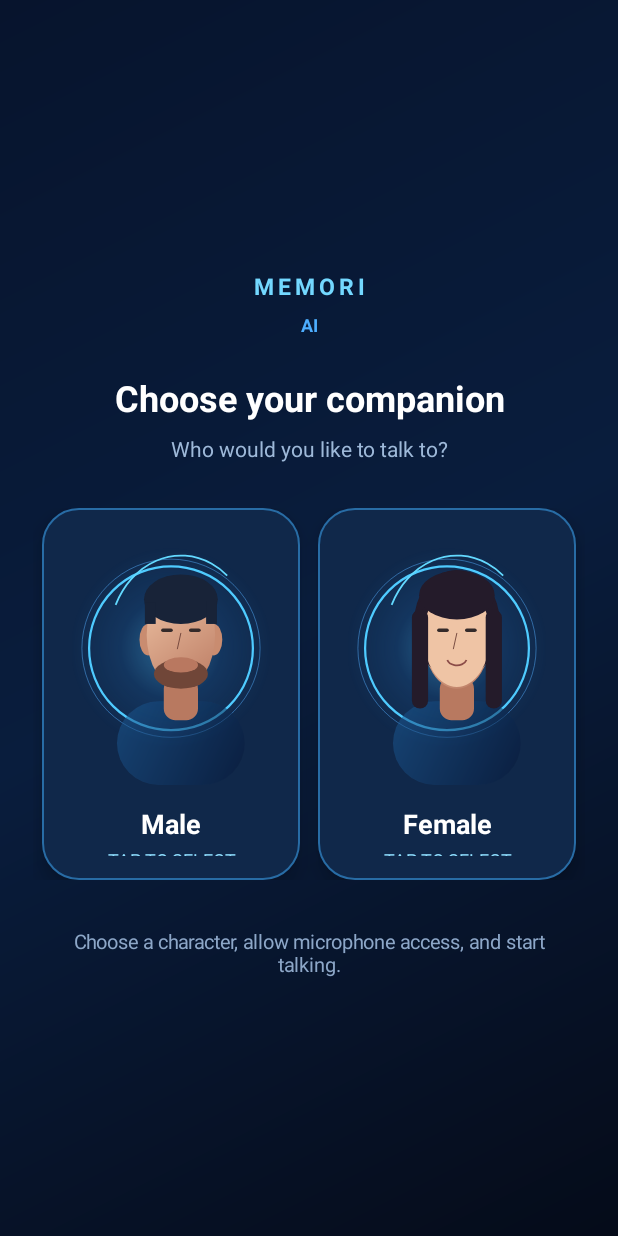
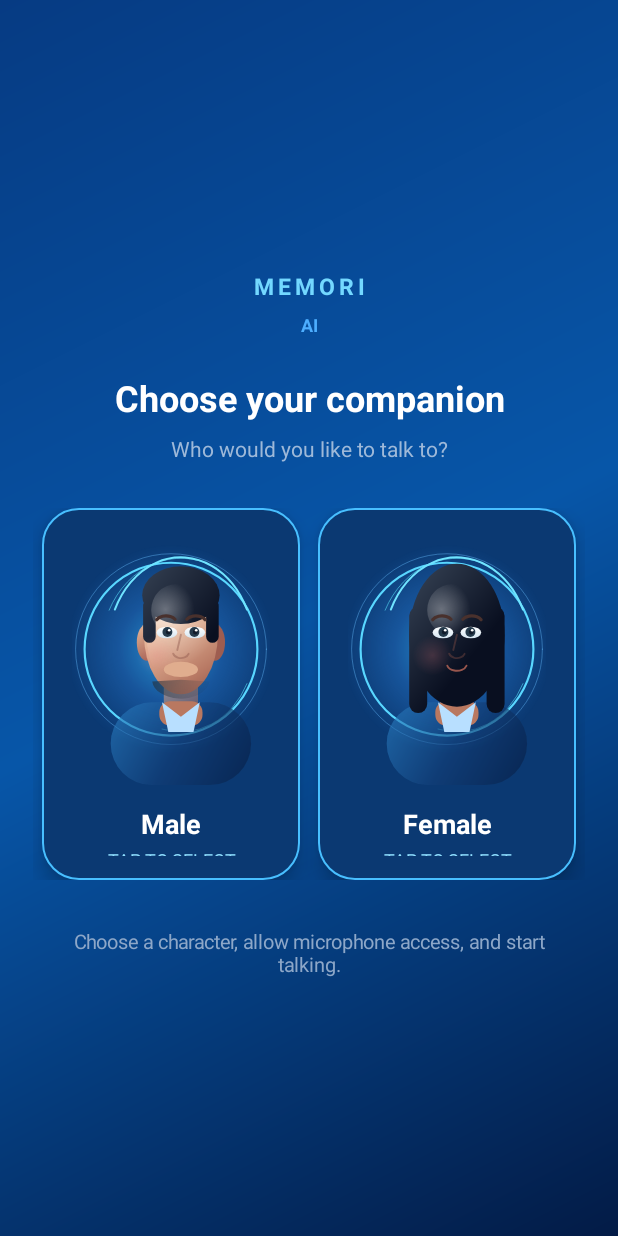
Before and after one commit to sherifalkpir443-sys/NOVA-AI, an Android app: the screen it shows after launch (MainActivity), on a phone screen of 412 x 824 dp. Run offline under Robolectric (Android 15) with nearby library versions, the phone set to English and light mode, and no system bars.

Commit message:
MEMORI AI: redesign avatar screen with vivid blue holographic identity

```diff
--- a/app/src/main/java/com/memori/ai/MainActivity.java
+++ b/app/src/main/java/com/memori/ai/MainActivity.java
@@ -112,7 +112,7 @@ public class MainActivity extends Activity {
         root.setGravity(Gravity.CENTER_HORIZONTAL);
         root.setPadding(dp(22), dp(22), dp(22), dp(20));
         GradientDrawable bg = new GradientDrawable(GradientDrawable.Orientation.TL_BR,
-                new int[]{0xFF07142D, 0xFF091D3D, 0xFF050B19});
+                new int[]{0xFF063B83, 0xFF0756A8, 0xFF031B46});
         root.setBackground(bg);
         return root;
     }
@@ -148,7 +148,7 @@ public class MainActivity extends Activity {
         card.setOrientation(LinearLayout.VERTICAL);
         card.setGravity(Gravity.CENTER);
         card.setPadding(dp(8), dp(14), dp(8), dp(16));
-        card.setBackground(panel(0xFF10284A, 24, 0xFF286CA5));
+        card.setBackground(panel(0xFF0B3972, 24, 0xFF48BFFF));
         card.setElevation(dp(8));
         card.setOnClickListener(v -> chooseCharacter(gender));
         LinearLayout.LayoutParams cp = new LinearLayout.LayoutParams(0, -1, 1);
@@ -363,75 +363,135 @@ public class MainActivity extends Activity {
         private final Paint p = new Paint(Paint.ANTI_ALIAS_FLAG);
         private final boolean male;
         private boolean speaking = false;
-        FaceView(Activity context, boolean male) { super(context); this.male = male; setLayerType(View.LAYER_TYPE_SOFTWARE, null); }
+        FaceView(Activity context, boolean male) {
+            super(context); this.male = male;
+            setLayerType(View.LAYER_TYPE_SOFTWARE, null);
+        }
         void setSpeaking(boolean value) {
             speaking = value;
-            if (value) postInvalidate(); else invalidate();
+            invalidate();
+        }
+        private void fill(Canvas c, int color, float l, float t, float r, float b) {
+            p.setShader(null); p.setStyle(Paint.Style.FILL); p.setColor(color);
+            c.drawOval(new RectF(l,t,r,b),p);
         }
         @Override protected void onDraw(Canvas canvas) {
             super.onDraw(canvas);
-            float w = getWidth(), h = getHeight(), cx = w/2f;
-            float scale = Math.min(w/220f, h/250f);
-            canvas.save();
-            canvas.scale(scale, scale, cx, h/2f);
-            p.setShader(new RadialGradient(cx, 118, 112, new int[]{0x6652C8FF,0x222B8FE8,0x002B8FE8}, null, Shader.TileMode.CLAMP));
-            canvas.drawCircle(cx, 118, 112, p); p.setShader(null);
-            p.setStyle(Paint.Style.STROKE); p.setStrokeWidth(2.5f);
-            p.setColor(0xFF4FCBFF); canvas.drawCircle(cx, 118, 91, p);
-            p.setColor(0x8856AFFF); p.setStrokeWidth(1); canvas.drawCircle(cx, 118, 99, p);
+            float w=getWidth(), h=getHeight(), cx=w/2f;
+            float scale=Math.min(w/220f,h/250f);
+            canvas.save(); canvas.scale(scale,scale,cx,h/2f);
+
+            // Deep blue holographic atmosphere and luminous rings
+            p.setShader(new RadialGradient(cx,119,116,
+                    new int[]{0xAA35BFFF,0x55318FF0,0x002B75D8},null,Shader.TileMode.CLAMP));
+            canvas.drawCircle(cx,119,116,p); p.setShader(null);
+            p.setStyle(Paint.Style.STROKE); p.setStrokeWidth(2.4f); p.setColor(0xFF59D7FF);
+            canvas.drawCircle(cx,119,96,p);
+            p.setStrokeWidth(1f); p.setColor(0x7767BFFF); canvas.drawCircle(cx,119,106,p);
+            p.setColor(0x995DEBFF); canvas.drawArc(new RectF(22,18,198,218),205,92,false,p);
+            canvas.drawArc(new RectF(29,25,191,211),25,80,false,p);
             p.setStyle(Paint.Style.FILL);
-            // shoulders and clothing
-            p.setShader(new LinearGradient(35, 180, 180, 250, 0xFF1C5E9B, 0xFF071A3C, Shader.TileMode.CLAMP));
-            canvas.drawRoundRect(new RectF(39, 177, 181, 270), 48, 48, p); p.setShader(null);
-            // neck
-            p.setColor(0xFFB87960); canvas.drawRoundRect(new RectF(91, 150, 129, 198), 13, 13, p);
+
+            // shoulders, collar and neck with dimensional gradients
+            p.setShader(new LinearGradient(36,178,184,260,
+                    new int[]{0xFF2B83C8,0xFF123F79,0xFF071D43},null,Shader.TileMode.CLAMP));
+            canvas.drawRoundRect(new RectF(32,178,188,270),58,58,p); p.setShader(null);
+            p.setShader(new LinearGradient(88,151,132,198,0xFFE8B89A,0xFF8C5147,Shader.TileMode.CLAMP));
+            canvas.drawRoundRect(new RectF(91,145,129,198),14,14,p); p.setShader(null);
+            p.setColor(0xFFB97860);
+            canvas.drawRoundRect(new RectF(86,177,134,204),12,12,p);
+            p.setColor(0xFFB9DFFF);
+            PathLike.drawCollar(canvas,p);
+
             // ears
-            p.setColor(0xFFC98C70); canvas.drawOval(new RectF(64, 91, 83, 126), p);
-            canvas.drawOval(new RectF(137, 91, 156, 126), p);
-            // face
-            p.setShader(new LinearGradient(65, 48, 153, 165, 0xFFF0C5A6, 0xFFB97860, Shader.TileMode.CLAMP));
-            canvas.drawOval(new RectF(72, 43, 148, 163), p); p.setShader(null);
-            // hair
-            p.setColor(male ? 0xFF182338 : 0xFF241B2A);
-            if (male) {
-                canvas.drawOval(new RectF(69, 36, 151, 91), p);
-                canvas.drawRect(70, 67, 82, 91, p); canvas.drawRect(138, 66, 150, 91, p);
+            p.setShader(new LinearGradient(62,92,83,130,0xFFE9B99A,0xFF9E5D50,Shader.TileMode.CLAMP));
+            canvas.drawOval(new RectF(61,91,84,132),p);
+            canvas.drawOval(new RectF(136,91,159,132),p); p.setShader(null);
+
+            // face silhouette: layered skin lighting and soft shadow
+            p.setShader(new LinearGradient(66,43,154,170,
+                    new int[]{0xFFFFE0C4,0xFFE7B99B,0xFFB87964,0xFF8F554B},
+                    new float[]{0f,.38f,.78f,1f},Shader.TileMode.CLAMP));
+            canvas.drawOval(new RectF(69,37,151,169),p); p.setShader(null);
+            p.setShader(new RadialGradient(92,79,62,
+                    new int[]{0x66FFFFFF,0x00FFFFFF},null,Shader.TileMode.CLAMP));
+            canvas.drawOval(new RectF(72,41,148,166),p); p.setShader(null);
+
+            // hair framing the forehead and temples
+            p.setShader(new LinearGradient(66,29,151,96,0xFF344052,0xFF090F20,Shader.TileMode.CLAMP));
+            if(male) {
+                canvas.drawOval(new RectF(67,27,153,91),p);
+                canvas.drawRoundRect(new RectF(68,64,82,112),8,8,p);
+                canvas.drawRoundRect(new RectF(138,64,152,112),8,8,p);
             } else {
-                canvas.drawOval(new RectF(62, 31, 158, 151), p);
-                p.setColor(0xFFEFC4A5); canvas.drawOval(new RectF(73, 48, 147, 161), p);
-                p.setColor(0xFF241B2A); canvas.drawOval(new RectF(68, 32, 152, 86), p);
-                canvas.drawRoundRect(new RectF(60, 75, 78, 185), 10, 10, p);
-                canvas.drawRoundRect(new RectF(142, 75, 160, 185), 10, 10, p);
+                canvas.drawOval(new RectF(57,24,163,183),p);
+                canvas.drawOval(new RectF(70,36,150,91),p);
+                canvas.drawRoundRect(new RectF(57,72,77,190),12,12,p);
+                canvas.drawRoundRect(new RectF(143,72,163,190),12,12,p);
             }
-            // eyes, brows, nose and smile
-            p.setColor(0xFF342A2A);
-            canvas.drawRoundRect(new RectF(88, 96, 101, 100), 3, 3, p);
-            canvas.drawRoundRect(new RectF(119, 96, 132, 100), 3, 3, p);
-            p.setColor(0xFF6C4037); canvas.drawLine(110, 101, 106, 119, p);
-            if (speaking) {
-                float pulse = (float)(Math.abs(Math.sin(System.nanoTime() / 125_000_000.0)));
-                float mouthHeight = 4f + pulse * 10f;
+            p.setShader(null);
+            // forehead highlight and cheeks
+            p.setShader(new RadialGradient(93,75,32,0x55FFFFFF,0x00FFFFFF,Shader.TileMode.CLAMP));
+            canvas.drawOval(new RectF(77,47,132,104),p); p.setShader(null);
+            p.setShader(new RadialGradient(83,126,22,0x33F47F82,0x00F47F82,Shader.TileMode.CLAMP));
+            canvas.drawCircle(83,126,22,p); canvas.drawCircle(137,126,22,p); p.setShader(null);
+
+            // brows and expressive eyes
+            p.setStyle(Paint.Style.STROKE); p.setStrokeCap(Paint.Cap.ROUND);
+            p.setStrokeWidth(3.5f); p.setColor(0xFF49312D);
+            canvas.drawArc(new RectF(82,82,105,97),205,125,false,p);
+            canvas.drawArc(new RectF(115,82,138,97),210,125,false,p);
+            p.setStyle(Paint.Style.FILL);
+            p.setShader(new LinearGradient(0,94,0,106,0xFFFFFFFF,0xFFD8E7F2,Shader.TileMode.CLAMP));
+            canvas.drawOval(new RectF(83,94,106,107),p);
+            canvas.drawOval(new RectF(114,94,137,107),p); p.setShader(null);
+            p.setColor(0xFF253A4B);
+            canvas.drawCircle(95,100,5.5f,p); canvas.drawCircle(125,100,5.5f,p);
+            p.setColor(0xFF101B2B);
+            canvas.drawCircle(96,100,2.7f,p); canvas.drawCircle(126,100,2.7f,p);
+            p.setColor(Color.WHITE); canvas.drawCircle(97,98,1.5f,p); canvas.drawCircle(127,98,1.5f,p);
+
+            // nose bridge and soft nostril shadow
+            p.setStyle(Paint.Style.STROKE); p.setStrokeWidth(2.1f); p.setStrokeCap(Paint.Cap.ROUND);
+            p.setColor(0x66864F47); canvas.drawLine(110,103,106,120,p);
+            canvas.drawArc(new RectF(101,115,119,129),18,145,false,p);
+            p.setStyle(Paint.Style.FILL);
+
+            // mouth moves while TTS is speaking
+            if(speaking) {
+                float pulse=(float)Math.abs(Math.sin(System.nanoTime()/115_000_000.0));
+                float mh=5f+pulse*11f;
+                p.setColor(0xFF55232C); canvas.drawOval(new RectF(101,132,119,132+mh),p);
+                p.setColor(0xFFE89A9A); canvas.drawOval(new RectF(105,134,115,134+mh*.35f),p);
+                postInvalidateDelayed(70);
+            } else {
+                p.setStyle(Paint.Style.STROKE); p.setStrokeWidth(2.2f);
+                p.setColor(0xFF98564D); canvas.drawArc(new RectF(99,128,121,143),15,150,false,p);
                 p.setStyle(Paint.Style.FILL);
-                p.setColor(0xFF5B2932);
-                canvas.drawOval(new RectF(101, 123, 119, 123 + mouthHeight), p);
-                p.setColor(0xFFE7A4A0);
-                canvas.drawOval(new RectF(105, 125, 115, 125 + mouthHeight * 0.35f), p);
-            } else {
-                p.setStyle(Paint.Style.STROKE); p.setStrokeWidth(2);
-                p.setColor(0xFF8B4C48); canvas.drawArc(new RectF(99, 121, 121, 137), 15, 150, false, p);
             }
-            p.setStyle(Paint.Style.FILL);
-            if (male) {
-                p.setColor(0xFF704638);
-                canvas.drawOval(new RectF(80, 130, 140, 163), p);
-                p.setColor(0xFFB97860); canvas.drawOval(new RectF(91, 128, 129, 145), p);
+
+            // subtle facial hair on male avatar
+            if(male) {
+                p.setShader(new LinearGradient(78,143,142,169,0xAA26303B,0x0026303B,Shader.TileMode.CLAMP));
+                canvas.drawArc(new RectF(78,132,142,174),5,170,true,p); p.setShader(null);
+                p.setColor(0xFFE0AD8E); canvas.drawOval(new RectF(91,133,129,150),p);
             }
-            // blue rim accents
-            p.setStyle(Paint.Style.STROKE); p.setStrokeWidth(2); p.setColor(0xFF63D9FF);
-            canvas.drawArc(new RectF(30, 15, 190, 205), 205, 105, false, p);
+
+            // blue luminous edge around the portrait
+            p.setStyle(Paint.Style.STROKE); p.setStrokeWidth(2.2f); p.setColor(0xFF70E4FF);
+            canvas.drawArc(new RectF(29,17,191,218),205,130,false,p);
             p.setStyle(Paint.Style.FILL);
             canvas.restore();
-            if (speaking) postInvalidateDelayed(75);
+        }
+    }
+
+    private static class PathLike {
+        static void drawCollar(Canvas canvas, Paint paint) {
+            paint.setShader(null); paint.setColor(0xFFB8DFFF);
+            android.graphics.Path path=new android.graphics.Path();
+            path.moveTo(89,178); path.lineTo(110,194); path.lineTo(131,178);
+            path.lineTo(124,211); path.lineTo(96,211); path.close();
+            canvas.drawPath(path,paint);
         }
     }
 
```
